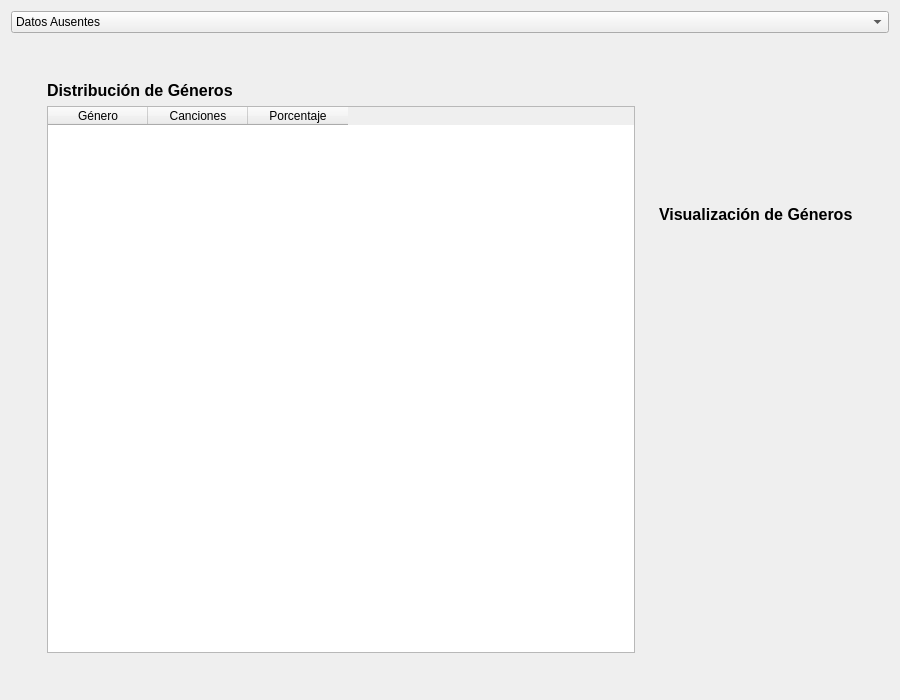
First picture: the form in ui/stats/stats_module.ui, repository volteret4/mfuz, before the edit.
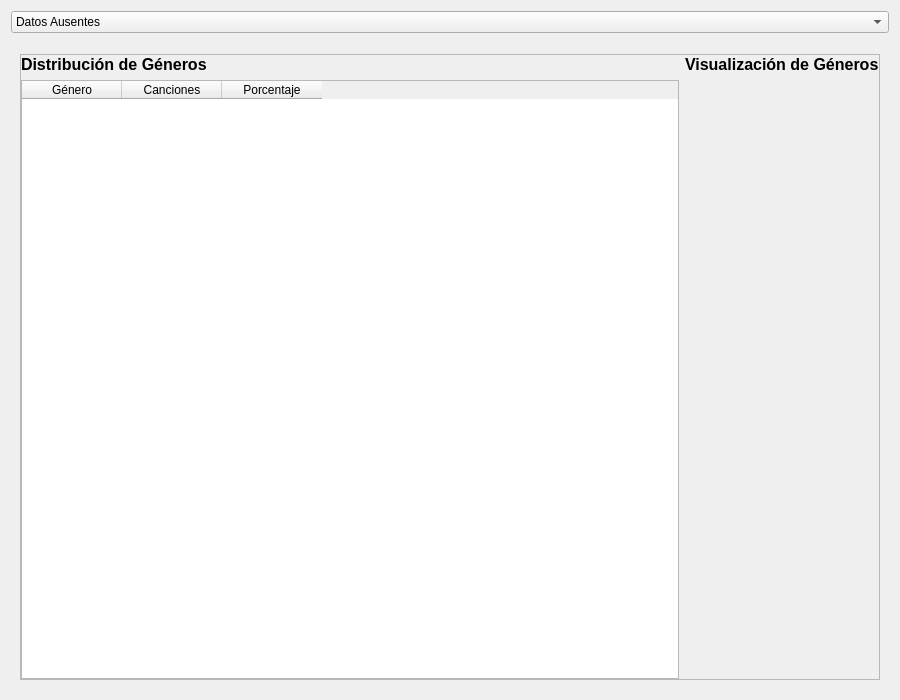
Second picture: the form after the edit. The open tabs and pages were chosen to show the change.

What changed in the file:
```diff
--- a/ui/stats/stats_module.ui
+++ b/ui/stats/stats_module.ui
@@ -175,6 +175,18 @@
         </widget>
         <widget class="QWidget" name="page_genres">
          <layout class="QVBoxLayout" name="verticalLayout_genres">
+          <property name="leftMargin">
+           <number>0</number>
+          </property>
+          <property name="topMargin">
+           <number>0</number>
+          </property>
+          <property name="rightMargin">
+           <number>0</number>
+          </property>
+          <property name="bottomMargin">
+           <number>0</number>
+          </property>
           <item>
            <widget class="QSplitter" name="splitter_genres">
             <property name="orientation">
@@ -183,11 +195,62 @@
            </widget>
           </item>
           <item>
+           <widget class="QScrollArea" name="scrollArea">
+            <property name="widgetResizable">
+             <bool>true</bool>
+            </property>
+            <widget class="QWidget" name="scrollAreaWidgetContents">
+             <property name="geometry">
+              <rect>
+               <x>0</x>
+               <y>0</y>
+               <width>862</width>
+               <height>616</height>
+              </rect>
+             </property>
+             <layout class="QVBoxLayout" name="verticalLayout_24">
+              <property name="leftMargin">
+               <number>0</number>
+              </property>
+              <property name="topMargin">
+               <number>0</number>
+              </property>
+              <property name="rightMargin">
+               <number>0</number>
+              </property>
+              <property name="bottomMargin">
+               <number>0</number>
+              </property>
+              <item>
            <widget class="QWidget" name="widget_5" native="true">
             <layout class="QHBoxLayout" name="horizontalLayout_2">
+                 <property name="leftMargin">
+                  <number>0</number>
+                 </property>
+                 <property name="topMargin">
+                  <number>0</number>
+                 </property>
+                 <property name="rightMargin">
+                  <number>0</number>
+                 </property>
+                 <property name="bottomMargin">
+                  <number>0</number>
+                 </property>
              <item>
               <widget class="QWidget" name="verticalLayout_genres_left" native="true">
                <layout class="QVBoxLayout" name="verticalLayout_19">
+                    <property name="leftMargin">
+                     <number>0</number>
+                    </property>
+                    <property name="topMargin">
+                     <number>0</number>
+                    </property>
+                    <property name="rightMargin">
+                     <number>0</number>
+                    </property>
+                    <property name="bottomMargin">
+                     <number>0</number>
+                    </property>
                 <item>
                  <widget class="QLabel" name="label_genres_distribution">
                   <property name="styleSheet">
@@ -229,8 +292,26 @@
              <item>
               <widget class="QWidget" name="verticalLayout_genres_right" native="true">
                <layout class="QVBoxLayout" name="verticalLayout_18">
+                    <property name="leftMargin">
+                     <number>0</number>
+                    </property>
+                    <property name="topMargin">
+                     <number>0</number>
+                    </property>
+                    <property name="rightMargin">
+                     <number>0</number>
+                    </property>
+                    <property name="bottomMargin">
+                     <number>0</number>
+                    </property>
                 <item>
                  <widget class="QLabel" name="label_genres_visualization">
+                      <property name="sizePolicy">
+                       <sizepolicy hsizetype="Preferred" vsizetype="Fixed">
+                        <horstretch>0</horstretch>
+                        <verstretch>0</verstretch>
+                       </sizepolicy>
+                      </property>
                   <property name="styleSheet">
                    <string>font-size: 16px; font-weight: bold;</string>
                   </property>
@@ -247,13 +328,48 @@
                     <height>300</height>
                    </size>
                   </property>
-                  <layout class="QVBoxLayout" name="verticalLayout_6"/>
-                 </widget>
-                </item>
+                      <layout class="QVBoxLayout" name="verticalLayout_6">
+                       <property name="leftMargin">
+                        <number>0</number>
+                       </property>
+                       <property name="topMargin">
+                        <number>0</number>
+                       </property>
+                       <property name="rightMargin">
+                        <number>0</number>
+                       </property>
+                       <property name="bottomMargin">
+                        <number>0</number>
+                       </property>
+                      </layout>
+                     </widget>
+                    </item>
+                    <item>
+                     <widget class="QWidget" name="chart_container_artists_by_genre" native="true">
+                      <layout class="QVBoxLayout" name="verticalLayout_21">
+                       <property name="leftMargin">
+                        <number>0</number>
+                       </property>
+                       <property name="topMargin">
+                        <number>0</number>
+                       </property>
+                       <property name="rightMargin">
+                        <number>0</number>
+                       </property>
+                       <property name="bottomMargin">
+                        <number>0</number>
+                       </property>
                </layout>
               </widget>
              </item>
             </layout>
+                  </widget>
+                 </item>
+                </layout>
+               </widget>
+              </item>
+             </layout>
+            </widget>
            </widget>
           </item>
          </layout>
```
Left out of the diff: 76 changed lines with no effect on the pictures. Lines whose indentation alone changed are shown as unchanged.
